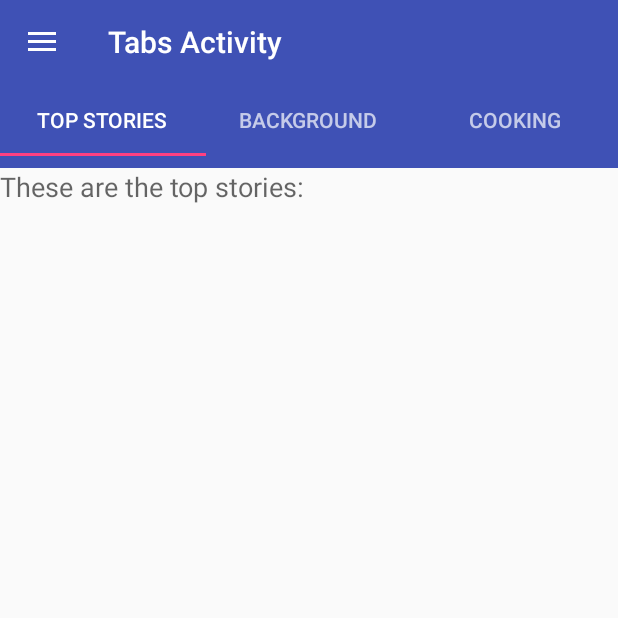
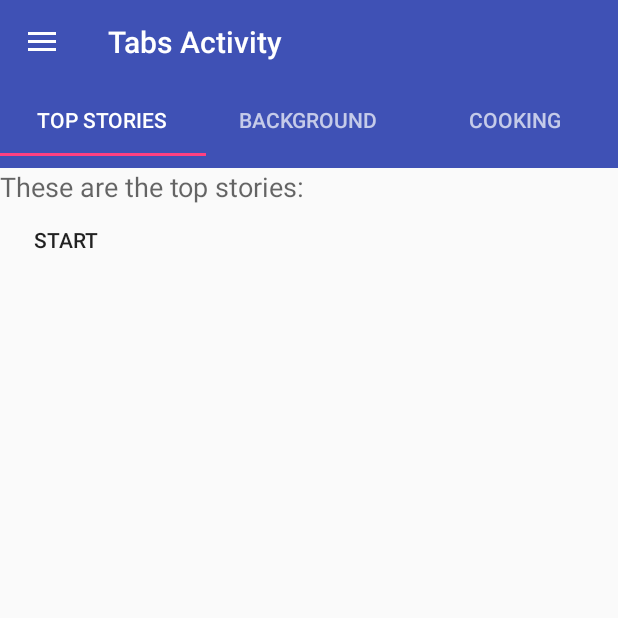
Before and after one commit to cpanou/mobile, an Android app: the screen it shows after launch (MainActivity), on a phone screen of 412 x 824 dp, the top half of it. Run offline under Robolectric (Android 15) with nearby library versions, the phone set to English and light mode, and no system bars.

Commit message:
adds okHttp

```diff
--- a/lesson-4-ui-ux/app/build.gradle
+++ b/lesson-4-ui-ux/app/build.gradle
@@ -24,6 +24,10 @@ dependencies {
     implementation 'com.android.support.constraint:constraint-layout:1.0.2'
     implementation 'com.android.support:design:26.1.0'
     implementation 'com.android.support:support-v4:26.1.0'
+
+    implementation 'com.squareup.okhttp3:okhttp:4.9.0'
+    implementation group: 'com.fasterxml.jackson.core', name: 'jackson-databind', version: '2.11.0.rc1'
+
     testImplementation 'junit:junit:4.12'
     androidTestImplementation 'com.android.support.test:runner:1.0.1'
     androidTestImplementation 'com.android.support.test.espresso:espresso-core:3.0.1'
--- a/lesson-4-ui-ux/app/src/main/AndroidManifest.xml
+++ b/lesson-4-ui-ux/app/src/main/AndroidManifest.xml
@@ -1,6 +1,9 @@
 <?xml version="1.0" encoding="utf-8"?>
 <manifest xmlns:android="http://schemas.android.com/apk/res/android"
     package="com.example.android.droidcafeinput">
+
+    <uses-permission android:name="android.permission.INTERNET" />
+    <uses-permission android:name="android.permission.ACCESS_NETWORK_STATE" />
 
     <application
         android:allowBackup="true"
--- a/lesson-4-ui-ux/app/src/main/java/com/example/android/droidcafeinput/background/BackgroundFragment.java
+++ b/lesson-4-ui-ux/app/src/main/java/com/example/android/droidcafeinput/background/BackgroundFragment.java
@@ -2,11 +2,14 @@ package com.example.android.droidcafeinput.background;
 
 import android.os.Bundle;
 import android.support.v4.app.Fragment;
+import android.support.v4.app.LoaderManager;
+import android.support.v4.content.Loader;
 import android.util.Log;
 import android.view.LayoutInflater;
 import android.view.View;
 import android.view.ViewGroup;
 import android.widget.Button;
+import android.widget.ProgressBar;
 import android.widget.TextView;
 
 import com.example.android.droidcafeinput.R;
@@ -14,35 +17,56 @@ import com.example.android.droidcafeinput.R;
 public class BackgroundFragment extends Fragment {
 
     @Override
-    public View onCreateView(LayoutInflater inflater, ViewGroup container,
-                             Bundle savedInstanceState) {
-        View fragmentView = inflater.inflate(R.layout.fragment_background, container,
-                false);
+    public View onCreateView(LayoutInflater inflater, ViewGroup container, Bundle savedInstanceState) {
+        View fragmentView = inflater.inflate(R.layout.fragment_background, container, false);
         Log.d(BackgroundFragment.class.getSimpleName(), "CREATED");
 
+        setUpBackgroundTask(fragmentView);
+        setUpBackgroundLoader(fragmentView);
+
+        return fragmentView;
+    }
+
+    private void setUpBackgroundLoader(View fragmentView) {
+        final TextView taskTextView = fragmentView.findViewById(R.id.bg_loader_text);
+        final ProgressBar progressBar = fragmentView.findViewById(R.id.bg_loader_progress);
+        Button taskButton = fragmentView.findViewById(R.id.bg_loader_button);
+
+        taskButton.setOnClickListener(new View.OnClickListener() {
+            @Override
+            public void onClick(View view) {
+                progressBar.setVisibility(View.VISIBLE);
+                taskTextView.setText("Loading...");
+                getLoaderManager().restartLoader(MyBackgroundLoader.ID, null,
+                        new LoaderManager.LoaderCallbacks<String>() {
+                    @Override
+                    public Loader<String> onCreateLoader(int id, Bundle args) {
+                        return new MyBackgroundLoader(getActivity());
+                    }
+                    @Override
+                    public void onLoadFinished(Loader<String> loader, String data) {
+                        taskTextView.setText(data);
+                        progressBar.setVisibility(View.GONE);
+                    }
+                    @Override
+                    public void onLoaderReset(Loader<String> loader) {
+                    }
+                });
+            }
+        });
+    }
+
+    private void setUpBackgroundTask(View fragmentView) {
         final TextView taskTextView = fragmentView.findViewById(R.id.bg_task_text);
+        final ProgressBar progressBar = fragmentView.findViewById(R.id.bg_task_progress);
         Button taskButton = fragmentView.findViewById(R.id.bg_task_button);
 
         taskButton.setOnClickListener(new View.OnClickListener() {
             @Override
             public void onClick(View view) {
-
-//                String start = "Starting";
-//                taskTextView.setText(start);
-//                try {
-//                    Thread.sleep(10000);
-//                } catch (InterruptedException e) {
-//                    e.printStackTrace();
-//                }
-//                String text =  "Awake at last after sleeping for " + 10000 + " milliseconds!";
-//                taskTextView.setText(text);
-
-                new MyBackgroundTask(taskTextView).execute();
-
+                new MyBackgroundTask(taskTextView, progressBar).execute();
             }
         });
-
-        return fragmentView;
     }
 
     @Override
--- a/lesson-4-ui-ux/app/src/main/java/com/example/android/droidcafeinput/pager/PagerAdapter.java
+++ b/lesson-4-ui-ux/app/src/main/java/com/example/android/droidcafeinput/pager/PagerAdapter.java
@@ -5,6 +5,7 @@ import android.support.v4.app.FragmentManager;
 import android.support.v4.app.FragmentStatePagerAdapter;
 
 import com.example.android.droidcafeinput.background.BackgroundFragment;
+import com.example.android.droidcafeinput.http.HttpFragment;
 import com.example.android.droidcafeinput.recyclerview.CookingFragment;
 
 public class PagerAdapter extends FragmentStatePagerAdapter {
@@ -19,7 +20,7 @@ public class PagerAdapter extends FragmentStatePagerAdapter {
     @Override
     public Fragment getItem(int position) {
         switch (position) {
-            case 0: return new TabFragment1();
+            case 0: return new HttpFragment();
             case 1: return new BackgroundFragment();
             case 2: return new CookingFragment();
             default: return null;
--- a/lesson-4-ui-ux/app/src/main/java/com/example/android/droidcafeinput/pager/TabFragment1.java
+++ /dev/null
@@ -1,29 +0,0 @@
-package com.example.android.droidcafeinput.pager;
-
-import android.os.Bundle;
-import android.support.v4.app.Fragment;
-import android.util.Log;
-import android.view.LayoutInflater;
-import android.view.View;
-import android.view.ViewGroup;
-
-import com.example.android.droidcafeinput.R;
-
-
-public class TabFragment1 extends Fragment {
-
-
-    @Override
-    public View onCreateView(LayoutInflater inflater, ViewGroup container,
-                             Bundle savedInstanceState) {
-        // Inflate the layout for this fragment
-        Log.d(TabFragment1.class.getSimpleName(), "CREATED");
-        return inflater.inflate(R.layout.fragment_tab1, container, false);
-    }
-
-    @Override
-    public void onDestroyView() {
-        super.onDestroyView();
-        Log.d(TabFragment1.class.getSimpleName(), "DESTROYED");
-    }
-}
--- /dev/null
+++ b/lesson-4-ui-ux/app/src/main/res/layout/fragment_http.xml
@@ -0,0 +1,24 @@
+<?xml version="1.0" encoding="utf-8"?>
+<RelativeLayout
+    xmlns:android="http://schemas.android.com/apk/res/android"
+    xmlns:tools="http://schemas.android.com/tools"
+    android:layout_width="match_parent"
+    android:layout_height="match_parent"
+    android:orientation="vertical"
+    tools:context=".http.HttpFragment">
+
+    <TextView
+        android:layout_width="match_parent"
+        android:layout_height="match_parent"
+        android:text="@string/hello_blank_fragment"
+        android:textAppearance="?android:attr/textAppearanceMedium" />
+
+    <Button
+        android:id="@+id/http_button"
+        android:layout_width="wrap_content"
+        android:layout_height="wrap_content"
+        android:layout_marginTop="24dp"
+        android:text="@string/start"
+        style="?attr/borderlessButtonStyle" />
+
+</RelativeLayout>
--- a/lesson-4-ui-ux/app/src/main/res/layout/fragment_tab1.xml
+++ /dev/null
@@ -1,14 +0,0 @@
-<?xml version="1.0" encoding="utf-8"?>
-<RelativeLayout xmlns:android="http://schemas.android.com/apk/res/android"
-    xmlns:tools="http://schemas.android.com/tools"
-    android:layout_width="match_parent"
-    android:layout_height="match_parent"
-    tools:context=".pager.TabFragment1">
-
-    <TextView
-        android:layout_width="match_parent"
-        android:layout_height="match_parent"
-        android:text="@string/hello_blank_fragment"
-        android:textAppearance="?android:attr/textAppearanceMedium" />
-
-</RelativeLayout>
--- a/lesson-4-ui-ux/app/src/main/res/values/strings.xml
+++ b/lesson-4-ui-ux/app/src/main/res/values/strings.xml
@@ -73,7 +73,8 @@
     <string name="open_drawer">Drawer has opened</string>
     <string name="close_drawer">Drawer Closed</string>
     <string name="dummy">dummy</string>
-    <string name="ready_to_start">Ready To Start</string>
+    <string name="ready_to_start">Ready To Start Task</string>
     <string name="start">Start</string>
+    <string name="ready_to_start_loader">Ready to Start Loader</string>
 
 </resources>
```
Also changed, not shown: lesson-4-ui-ux/app/src/main/java/com/example/android/droidcafeinput/background/MyBackgroundLoader.java (added, +36 -0 lines), lesson-4-ui-ux/app/src/main/java/com/example/android/droidcafeinput/background/MyBackgroundTask.java (+18 -10 lines), lesson-4-ui-ux/app/src/main/java/com/example/android/droidcafeinput/http/HttpFragment.java (added, +106 -0 lines), lesson-4-ui-ux/app/src/main/java/com/example/android/droidcafeinput/http/dto/ErrorResp.java (added, +11 -0 lines), lesson-4-ui-ux/app/src/main/java/com/example/android/droidcafeinput/http/dto/Marver.java (added, +76 -0 lines), lesson-4-ui-ux/app/src/main/res/layout/fragment_background.xml (+39 -4 lines).
